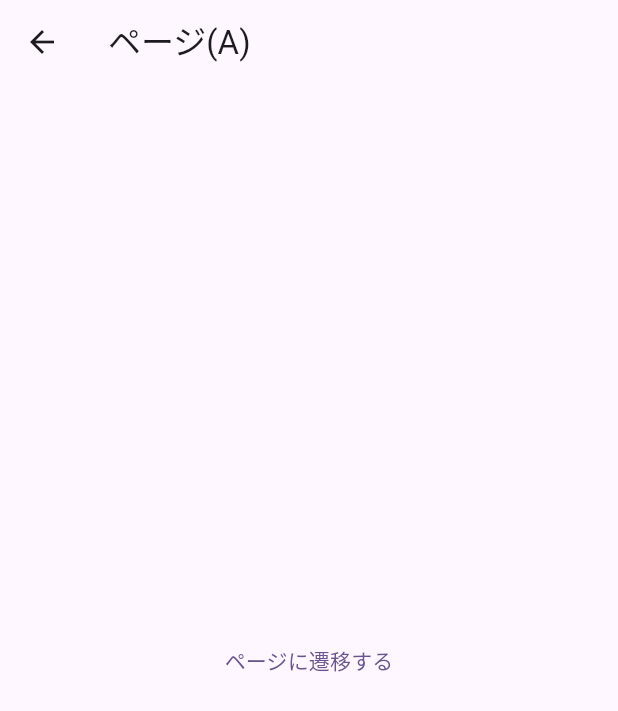
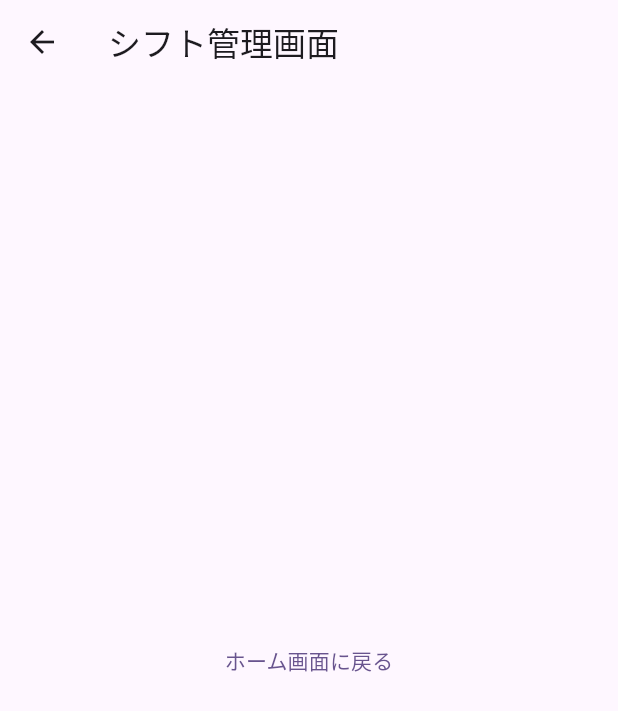
Before and after one commit to murakamiryota0908/flutterMock, a Flutter app: the shiftpage screen opened directly, on a phone screen of 412 x 824 dp. Shown: the top 711 px of the screen. Run offline on Flutter 3.47's test engine with Material 3 defaults, Android fonts, the phone set to English and light mode, and no system bars; our stand-ins replace table_calendar.

```diff
--- a/lib/B.dart
+++ b/lib/B.dart
@@ -1,5 +1,5 @@
 import 'package:flutter/material.dart';
-import 'secondpage.dart';
+import 'homepage.dart';
 
 class Apage extends StatelessWidget {
   @override
@@ -11,8 +11,8 @@ class Apage extends StatelessWidget {
             child: Text("ページに遷移する"),
             // （1） 前の画面に戻る
             onPressed: () {
-              Navigator.push(context,
-                  MaterialPageRoute(builder: (context) => secondpage()));
+              Navigator.push(
+                  context, MaterialPageRoute(builder: (context) => homepage()));
             },
           ),
         ));
--- a/lib/memopage.dart
+++ b/lib/memopage.dart
@@ -4,11 +4,11 @@ class memopage extends StatelessWidget {
   @override
   Widget build(BuildContext context) {
     return Scaffold(
-        appBar: AppBar(title: Text("ページ(3)")),
+        appBar: AppBar(title: Text("仕事のメモ")),
         body: Center(
           child: TextButton(
-            child: Text("最初のページに戻る"),
-            // （1） 前の画面に戻る
+            child: Text("ホーム画面に戻る"),
+            // ホーム画面に戻る
             onPressed: () {
               Navigator.popUntil(context, (route) => route.isFirst);
             },
--- a/lib/salarypage.dart
+++ b/lib/salarypage.dart
@@ -4,14 +4,13 @@ class salarypage extends StatelessWidget {
   @override
   Widget build(BuildContext context) {
     return Scaffold(
-        appBar: AppBar(title: Text("ページ(2)")),
+        appBar: AppBar(title: Text("給与管理")),
         body: Center(
           child: TextButton(
-            child: Text("thirdページへ遷移する"),
-            // （1） 前の画面に戻る
+            child: Text("ホーム画面に戻る"),
+            // ホーム画面に戻る
             onPressed: () {
-              Navigator.push(context,
-                  MaterialPageRoute(builder: (context) => thirdpage()));
+              Navigator.popUntil(context, (route) => route.isFirst);
             },
           ),
         ));
--- a/lib/shiftpage.dart
+++ b/lib/shiftpage.dart
@@ -4,14 +4,13 @@ class shiftpage extends StatelessWidget {
   @override
   Widget build(BuildContext context) {
     return Scaffold(
-        appBar: AppBar(title: Text("ページ(A)")),
+        appBar: AppBar(title: Text("シフト管理画面")),
         body: Center(
           child: TextButton(
-            child: Text("ページに遷移する"),
-            // （1） 前の画面に戻る
+            child: Text("ホーム画面に戻る"),
+            //　ホーム画面に戻る
             onPressed: () {
-              Navigator.push(context,
-                  MaterialPageRoute(builder: (context) => secondpage()));
+              Navigator.popUntil(context, (route) => route.isFirst);
             },
           ),
         ));
--- a/pubspec.yaml
+++ b/pubspec.yaml
@@ -32,6 +32,7 @@ dependencies:
     sdk: flutter
   # 2023.11.08.murakami:スプラッシュ画面パッケージ追加
   flutter_native_splash: ^2.2.16
+  table_calendar: ^3.0.9
 
 flutter_native_splash:
   color: '#add8e6'
```
Also changed, not shown: lib/A.dart (+31 -12 lines), pubspec.lock.
